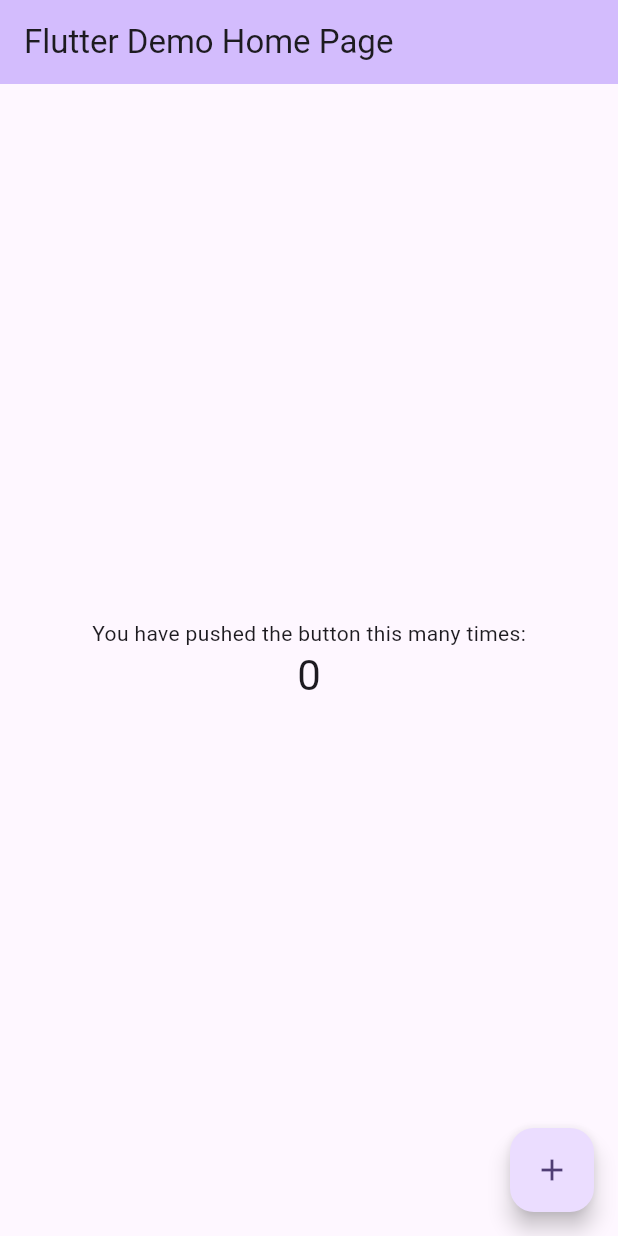
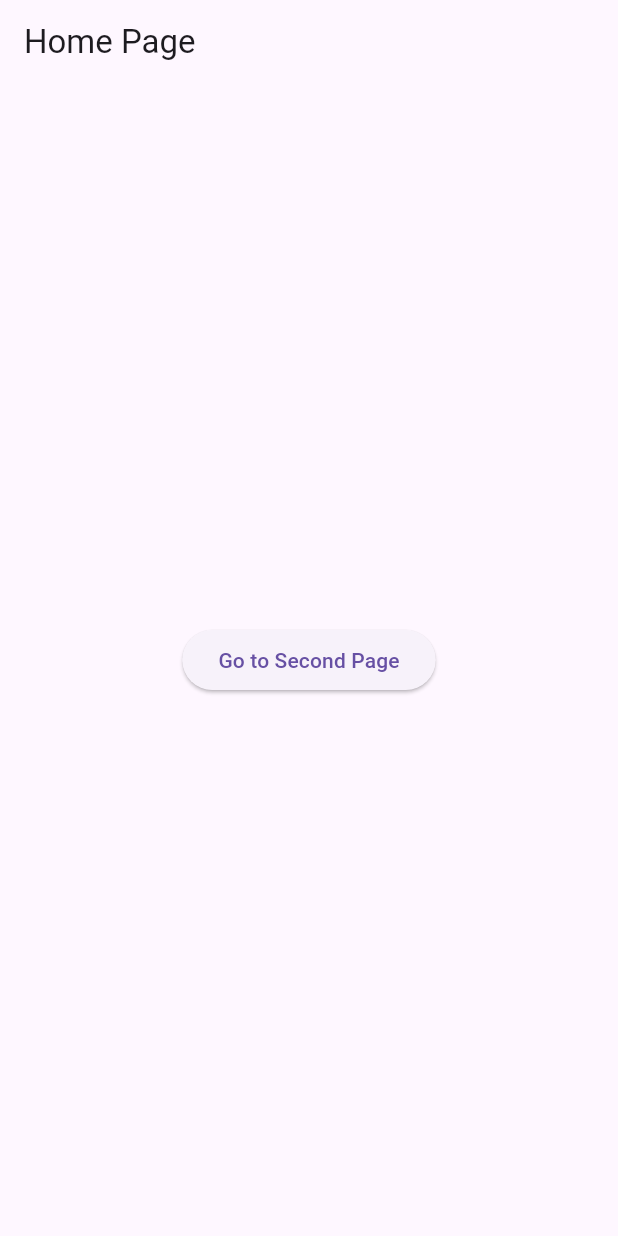
Before and after one commit to jibunorp2/ASE-485-Group-Project, a Flutter app: the screen it shows after launch, on a phone screen of 412 x 824 dp. Run offline on Flutter 3.47's test engine with Material 3 defaults, Android fonts, the phone set to English and light mode, and no system bars.

Commit message:
Ugly Prototype

```diff
--- a/bookme/lib/main.dart
+++ b/bookme/lib/main.dart
@@ -1,127 +1,121 @@
 import 'package:flutter/material.dart';
 
-//C:\Users\lohne\Desktop\NKU\Spring 2024\ASE 485\Group_Project\ASE-485-Group-Project\bookme>
-//flutter run lib/main.dart
 void main() {
-  runApp(const MyApp());
+  runApp(MyApp());
 }
 
 class MyApp extends StatelessWidget {
-  const MyApp({super.key});
-
-  // This widget is the root of your application.
   @override
   Widget build(BuildContext context) {
     return MaterialApp(
-      title: 'Flutter Demo',
-      theme: ThemeData(
-        // This is the theme of your application.
-        //
-        // TRY THIS: Try running your application with "flutter run". You'll see
-        // the application has a purple toolbar. Then, without quitting the app,
-        // try changing the seedColor in the colorScheme below to Colors.green
-        // and then invoke "hot reload" (save your changes or press the "hot
-        // reload" button in a Flutter-supported IDE, or press "r" if you used
-        // the command line to start the app).
-        //
-        // Notice that the counter didn't reset back to zero; the application
-        // state is not lost during the reload. To reset the state, use hot
-        // restart instead.
-        //
-        // This works for code too, not just values: Most code changes can be
-        // tested with just a hot reload.
-        colorScheme: ColorScheme.fromSeed(seedColor: Colors.deepPurple),
-        useMaterial3: true,
-      ),
-      home: const MyHomePage(title: 'Flutter Demo Home Page'),
+      home: HomePage(),
     );
   }
 }
 
-class MyHomePage extends StatefulWidget {
-  const MyHomePage({super.key, required this.title});
-
-  // This widget is the home page of your application. It is stateful, meaning
-  // that it has a State object (defined below) that contains fields that affect
-  // how it looks.
-
-  // This class is the configuration for the state. It holds the values (in this
-  // case the title) provided by the parent (in this case the App widget) and
-  // used by the build method of the State. Fields in a Widget subclass are
-  // always marked "final".
-
-  final String title;
-
+class HomePage extends StatelessWidget {
   @override
-  State<MyHomePage> createState() => _MyHomePageState();
+  Widget build(BuildContext context) {
+    return Scaffold(
+      appBar: AppBar(
+        title: Text('Home Page'),
+      ),
+      body: Center(
+        child: ElevatedButton(
+          onPressed: () {
+            Navigator.push(
+              context,
+              MaterialPageRoute(builder: (context) => SecondPage()),
+            );
+          },
+          child: Text('Go to Second Page'),
+        ),
+      ),
+    );
+  }
 }
 
-class _MyHomePageState extends State<MyHomePage> {
-  int _counter = 0;
+class SecondPage extends StatelessWidget {
+  @override
+  Widget build(BuildContext context) {
+    return Scaffold(
+      appBar: AppBar(
+        title: Text('Second Page'),
+      ),
+      body: Center(
+        child: Column(
+          mainAxisAlignment: MainAxisAlignment.center,
+          children: [
+            Text('Page Name'),
+            SizedBox(height: 20),
+            ElevatedButton(
+              onPressed: () {
+                Navigator.push(
+                  context,
+                  MaterialPageRoute(
+                      builder: (context) => ThirdPage(buttonNumber: 1)),
+                );
+              },
+              child: Text('Button 1'),
+            ),
+            SizedBox(height: 10),
+            ElevatedButton(
+              onPressed: () {
+                Navigator.push(
+                  context,
+                  MaterialPageRoute(
+                      builder: (context) => ThirdPage(buttonNumber: 2)),
+                );
+              },
+              child: Text('Button 2'),
+            ),
+            SizedBox(height: 10),
+            ElevatedButton(
+              onPressed: () {
+                Navigator.push(
+                  context,
+                  MaterialPageRoute(
+                      builder: (context) => ThirdPage(buttonNumber: 3)),
+                );
+              },
+              child: Text('Button 3'),
+            ),
+            // Repeat the pattern for buttons 4-8
+            // ...
+          ],
+        ),
+      ),
+    );
+  }
+}
 
-  void _incrementCounter() {
-    setState(() {
-      // This call to setState tells the Flutter framework that something has
-      // changed in this State, which causes it to rerun the build method below
-      // so that the display can reflect the updated values. If we changed
-      // _counter without calling setState(), then the build method would not be
-      // called again, and so nothing would appear to happen.
-      _counter++;
-    });
-  }
+class ThirdPage extends StatelessWidget {
+  final int buttonNumber;
+
+  ThirdPage({required this.buttonNumber});
 
   @override
   Widget build(BuildContext context) {
-    // This method is rerun every time setState is called, for instance as done
-    // by the _incrementCounter method above.
-    //
-    // The Flutter framework has been optimized to make rerunning build methods
-    // fast, so that you can just rebuild anything that needs updating rather
-    // than having to individually change instances of widgets.
     return Scaffold(
       appBar: AppBar(
-        // TRY THIS: Try changing the color here to a specific color (to
-        // Colors.amber, perhaps?) and trigger a hot reload to see the AppBar
-        // change color while the other colors stay the same.
-        backgroundColor: Theme.of(context).colorScheme.inversePrimary,
-        // Here we take the value from the MyHomePage object that was created by
-        // the App.build method, and use it to set our appbar title.
-        title: Text(widget.title),
+        title: Text('Button $buttonNumber Page'),
       ),
       body: Center(
-        // Center is a layout widget. It takes a single child and positions it
-        // in the middle of the parent.
         child: Column(
-          // Column is also a layout widget. It takes a list of children and
-          // arranges them vertically. By default, it sizes itself to fit its
-          // children horizontally, and tries to be as tall as its parent.
-          //
-          // Column has various properties to control how it sizes itself and
-          // how it positions its children. Here we use mainAxisAlignment to
-          // center the children vertically; the main axis here is the vertical
-          // axis because Columns are vertical (the cross axis would be
-          // horizontal).
-          //
-          // TRY THIS: Invoke "debug painting" (choose the "Toggle Debug Paint"
-          // action in the IDE, or press "p" in the console), to see the
-          // wireframe for each widget.
           mainAxisAlignment: MainAxisAlignment.center,
-          children: <Widget>[
-            const Text(
-              'You have pushed the button this many times:',
+          children: [
+            Text('Page Name'),
+            SizedBox(height: 20),
+            TextField(
+              decoration: InputDecoration(labelText: 'Text Box 1'),
             ),
-            Text(
-              '$_counter',
-              style: Theme.of(context).textTheme.headlineMedium,
+            SizedBox(height: 20),
+            TextField(
+              decoration: InputDecoration(labelText: 'Text Box 2'),
             ),
           ],
         ),
       ),
-      floatingActionButton: FloatingActionButton(
-        onPressed: _incrementCounter,
-        tooltip: 'Increment',
-        child: const Icon(Icons.add),
-      ), // This trailing comma makes auto-formatting nicer for build methods.
     );
   }
 }
--- a/bookme/pubspec.yaml
+++ b/bookme/pubspec.yaml
@@ -30,6 +30,7 @@ environment:
 dependencies:
   flutter:
     sdk: flutter
+
 
 
   # The following adds the Cupertino Icons font to your application.
```
